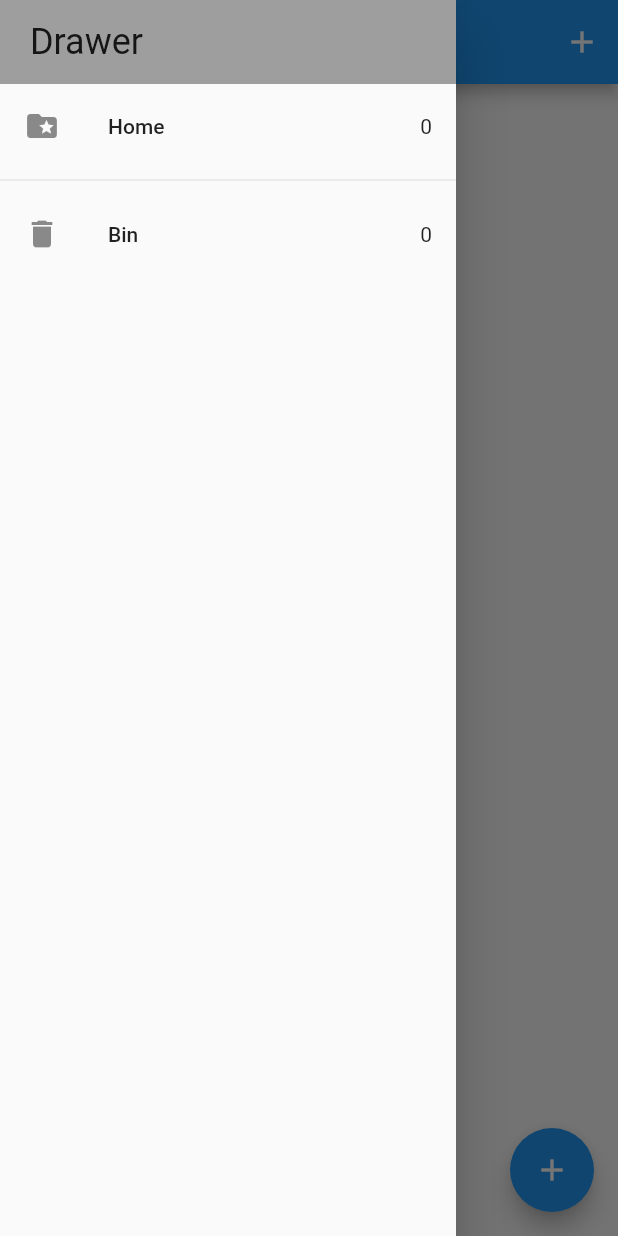
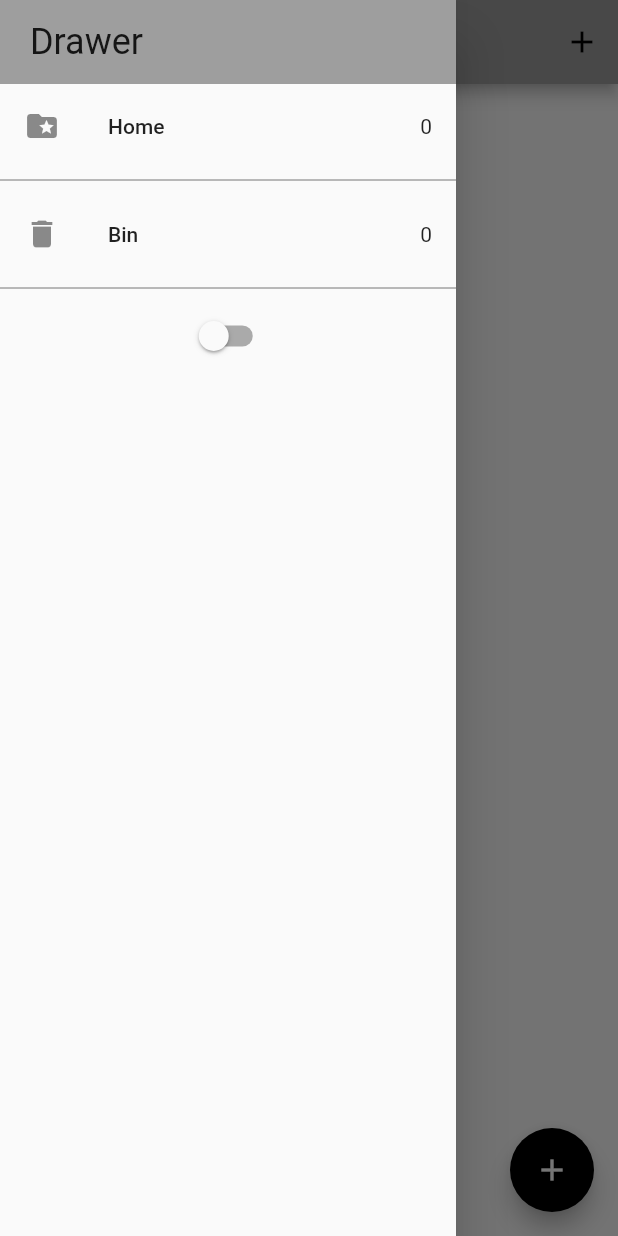
Before and after one commit to Mohitkoley/noteb, a Flutter app: the screen it shows after launch, with the side drawer open, on a phone screen of 412 x 824 dp. Run offline on Flutter 3.47's test engine with Material 2 defaults, Android fonts, the light colour scheme and no system bars; our stand-ins replace bloc, equatable, flutter_bloc, hydrated_bloc.

Commit message:
Added dark mode

```diff
--- a/lib/blocs/bloc_export.dart
+++ b/lib/blocs/bloc_export.dart
@@ -1,3 +1,4 @@
-export './bloc/tasks_bloc.dart';
+export './task_bloc/tasks_bloc.dart';
 export 'package:flutter_bloc/flutter_bloc.dart';
 export 'package:hydrated_bloc/hydrated_bloc.dart';
+export './switch_bloc/switch_bloc.dart';
--- /dev/null
+++ b/lib/blocs/switch_bloc/switch_bloc.dart
@@ -0,0 +1,28 @@
+import 'package:bloc/bloc.dart';
+import "../bloc_export.dart";
+import 'package:equatable/equatable.dart';
+
+part 'switch_event.dart';
+part 'switch_state.dart';
+
+class SwitchBloc extends HydratedBloc<SwitchEvent, SwitchState> {
+  SwitchBloc() : super(SwitchInitial(switchValue: false)) {
+    on<SwitchOnEvent>((event, emit) {
+      emit(SwitchState(switchValue: true));
+    });
+
+    on<SwitchOffEvent>((event, emit) {
+      emit(SwitchState(switchValue: false));
+    });
+  }
+
+  @override
+  SwitchState? fromJson(Map<String, dynamic> json) {
+    return SwitchState.fromMap(json);
+  }
+
+  @override
+  Map<String, dynamic>? toJson(SwitchState state) {
+    return state.toMap();
+  }
+}
--- /dev/null
+++ b/lib/blocs/switch_bloc/switch_event.dart
@@ -0,0 +1,12 @@
+part of 'switch_bloc.dart';
+
+abstract class SwitchEvent extends Equatable {
+  const SwitchEvent();
+
+  @override
+  List<Object> get props => [];
+}
+
+class SwitchOnEvent extends SwitchEvent {}
+
+class SwitchOffEvent extends SwitchEvent {}
--- /dev/null
+++ b/lib/blocs/switch_bloc/switch_state.dart
@@ -0,0 +1,27 @@
+// ignore_for_file: public_member_api_docs, sort_constructors_first
+
+part of 'switch_bloc.dart';
+
+class SwitchState extends Equatable {
+  bool switchValue;
+  SwitchState({required this.switchValue});
+
+  @override
+  List<Object> get props => [switchValue];
+
+  Map<String, dynamic> toMap() {
+    return <String, dynamic>{
+      'switchValue': switchValue,
+    };
+  }
+
+  factory SwitchState.fromMap(Map<String, dynamic> map) {
+    return SwitchState(
+      switchValue: map['switchValue'] as bool,
+    );
+  }
+}
+
+class SwitchInitial extends SwitchState {
+  SwitchInitial({required bool switchValue}) : super(switchValue: switchValue);
+}
--- a/lib/main.dart
+++ b/lib/main.dart
@@ -1,8 +1,9 @@
 import 'package:flutter/material.dart';
 import 'package:noteb/blocs/bloc_export.dart';
-import 'package:noteb/model/app_router.dart';
+import 'package:noteb/services/app_router.dart';
 
 import 'package:noteb/screens/task_screen.dart';
+import 'package:noteb/services/app_theme.dart';
 import 'package:path_provider/path_provider.dart';
 
 void main() async {
@@ -22,16 +23,23 @@ class MyApp extends StatelessWidget {
 
   @override
   Widget build(BuildContext context) {
-    return BlocProvider(
-      create: (context) => TasksBloc(),
-      child: MaterialApp(
-        debugShowCheckedModeBanner: false,
-        title: 'Flutter Demo',
-        theme: ThemeData(
-          primarySwatch: Colors.blue,
-        ),
-        home: TaskScreen(),
-        onGenerateRoute: appRouter.onGenrateRoute,
+    return MultiBlocProvider(
+      providers: [
+        BlocProvider(create: (context) => TasksBloc()),
+        BlocProvider(create: (context) => SwitchBloc()),
+      ],
+      child: BlocBuilder<SwitchBloc, SwitchState>(
+        builder: (context, state) {
+          return MaterialApp(
+            debugShowCheckedModeBanner: false,
+            title: 'Flutter Demo',
+            theme: state.switchValue
+                ? AppThemes.appThemeData[AppTheme.darkTheme]
+                : AppThemes.appThemeData[AppTheme.lightTheme],
+            home: TaskScreen(),
+            onGenerateRoute: appRouter.onGenrateRoute,
+          );
+        },
       ),
     );
   }
--- a/lib/screens/my_drawer.dart
+++ b/lib/screens/my_drawer.dart
@@ -4,7 +4,7 @@ import '../blocs/bloc_export.dart';
 import 'task_screen.dart';
 
 class MyDrawer extends StatelessWidget {
-  const MyDrawer({Key? key}) : super(key: key);
+  MyDrawer({Key? key}) : super(key: key);
 
   @override
   Widget build(BuildContext context) {
@@ -22,7 +22,8 @@ class MyDrawer extends StatelessWidget {
             BlocBuilder<TasksBloc, TasksState>(
               builder: (context, state) {
                 return GestureDetector(
-                  onTap: () => Navigator.of(context).pushReplacementNamed(TaskScreen.id),
+                  onTap: () =>
+                      Navigator.of(context).pushReplacementNamed(TaskScreen.id),
                   child: ListTile(
                       leading: const Icon(Icons.folder_special),
                       title: const Text("Home"),
@@ -34,7 +35,8 @@ class MyDrawer extends StatelessWidget {
             BlocBuilder<TasksBloc, TasksState>(
               builder: (context, state) {
                 return GestureDetector(
-                  onTap: () => Navigator.of(context).pushReplacementNamed(RecycleBin.id),
+                  onTap: () =>
+                      Navigator.of(context).pushReplacementNamed(RecycleBin.id),
                   child: ListTile(
                     leading: const Icon(Icons.delete),
                     title: const Text("Bin"),
@@ -43,6 +45,19 @@ class MyDrawer extends StatelessWidget {
                 );
               },
             ),
+            const Divider(),
+            BlocBuilder<SwitchBloc, SwitchState>(
+              builder: (context, state) {
+                return Switch(
+                  value: state.switchValue,
+                  onChanged: (value) {
+                    value
+                        ? context.read<SwitchBloc>().add(SwitchOnEvent())
+                        : context.read<SwitchBloc>().add(SwitchOffEvent());
+                  },
+                );
+              },
+            )
           ],
         ),
       ),
--- a/lib/screens/recycle_bin.dart
+++ b/lib/screens/recycle_bin.dart
@@ -21,7 +21,7 @@ class RecycleBin extends StatelessWidget {
                   Icons.add,
                 ))
           ]),
-          drawer: const MyDrawer(),
+          drawer: MyDrawer(),
           body: Column(
             crossAxisAlignment: CrossAxisAlignment.center,
             children: [
--- a/lib/screens/task_screen.dart
+++ b/lib/screens/task_screen.dart
@@ -1,6 +1,6 @@
 import "package:flutter/material.dart";
 import 'package:flutter_bloc/flutter_bloc.dart';
-import 'package:noteb/blocs/bloc/tasks_bloc.dart';
+import 'package:noteb/blocs/task_bloc/tasks_bloc.dart';
 import 'package:noteb/screens/add_task_screen.dart';
 import 'package:noteb/screens/my_drawer.dart';
 import 'package:noteb/widgets/task_list.dart';
--- /dev/null
+++ b/lib/services/app_theme.dart
@@ -0,0 +1,55 @@
+import 'package:flutter/material.dart';
+
+enum AppTheme { darkTheme, lightTheme }
+
+class AppThemes {
+  static final appThemeData = {
+    AppTheme.darkTheme: ThemeData(
+      primarySwatch: Colors.grey,
+      primaryColor: Colors.black,
+      brightness: Brightness.dark,
+      backgroundColor: const Color(0xFF212121),
+      dividerColor: Colors.black54,
+      floatingActionButtonTheme: const FloatingActionButtonThemeData(
+        backgroundColor: Colors.white,
+      ),
+      textButtonTheme: TextButtonThemeData(
+        style: ButtonStyle(
+          foregroundColor: MaterialStateProperty.all(Colors.white),
+        ),
+      ),
+      textTheme: const TextTheme(
+        subtitle1: TextStyle(color: Colors.white),
+      ),
+      bottomNavigationBarTheme: const BottomNavigationBarThemeData(
+          backgroundColor: Colors.grey, unselectedItemColor: Colors.white),
+    ),
+
+    //
+    //
+
+    AppTheme.lightTheme: ThemeData(
+      primarySwatch: Colors.grey,
+      primaryColor: Colors.white,
+      brightness: Brightness.light,
+      backgroundColor: const Color(0xFFE5E5E5),
+      dividerColor: const Color(0xff757575),
+      floatingActionButtonTheme: const FloatingActionButtonThemeData(
+        backgroundColor: Colors.black,
+        foregroundColor: Colors.white,
+      ),
+      textButtonTheme: TextButtonThemeData(
+        style: ButtonStyle(
+          foregroundColor: MaterialStateProperty.all(Colors.black),
+        ),
+      ),
+      textTheme: const TextTheme(
+        subtitle1: TextStyle(color: Colors.black),
+      ),
+      bottomNavigationBarTheme: const BottomNavigationBarThemeData(
+          backgroundColor: Colors.grey,
+          selectedItemColor: Colors.black,
+          unselectedItemColor: Colors.white),
+    ),
+  };
+}
```
Also changed, not shown: lib/blocs/task_bloc/tasks_bloc.dart (renamed from lib/blocs/bloc/tasks_bloc.dart), lib/blocs/task_bloc/tasks_event.dart (renamed from lib/blocs/bloc/tasks_event.dart), lib/blocs/task_bloc/tasks_state.dart (renamed from lib/blocs/bloc/tasks_state.dart), lib/services/app_router.dart (renamed from lib/model/app_router.dart), 1 other file.
